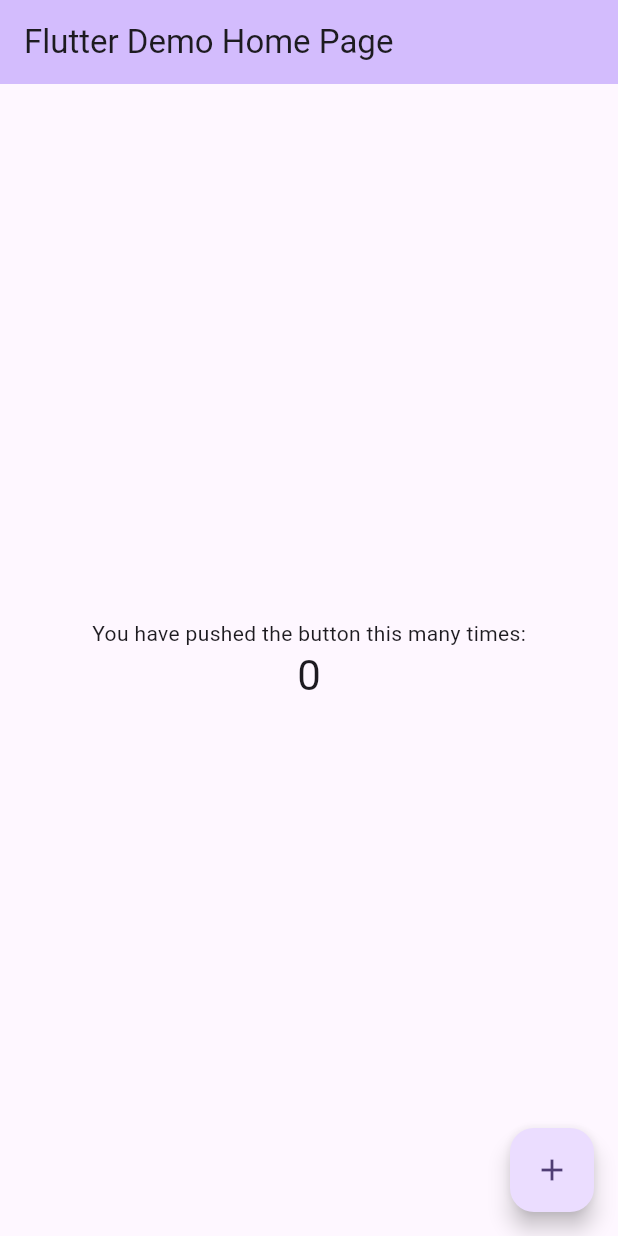
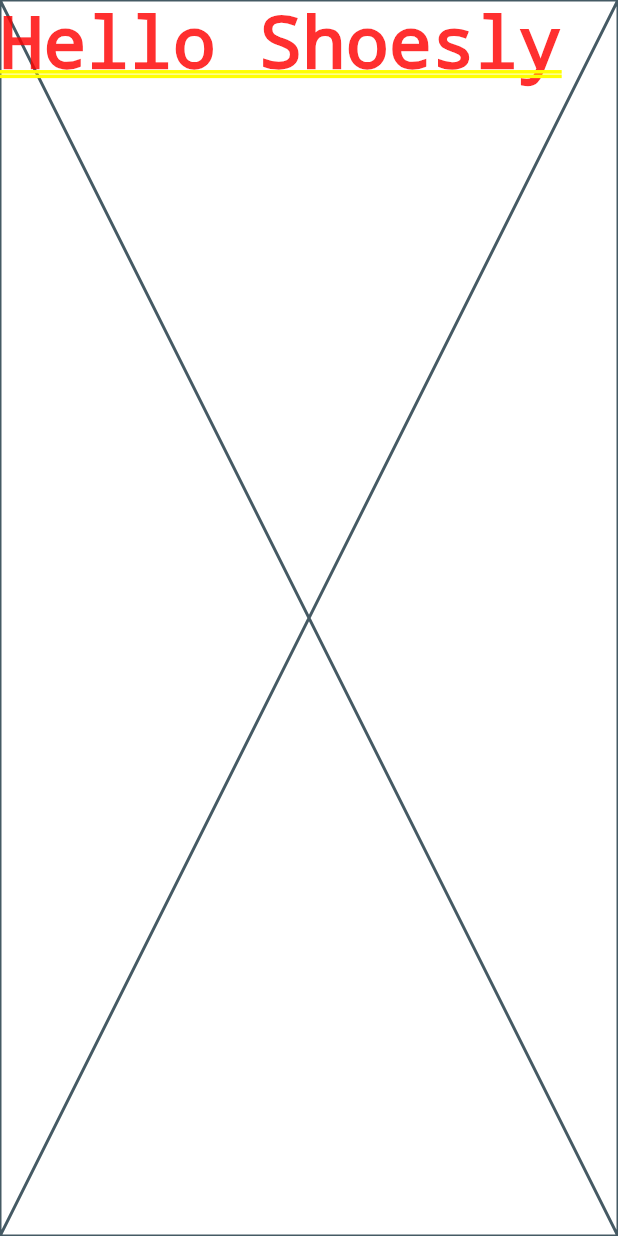
Before and after one commit to krantibaral/shoesly, a Flutter app: the screen it shows after launch, on a phone screen of 412 x 824 dp. Run offline on Flutter 3.47's test engine with Material 3 defaults, Android fonts, the phone set to English and light mode, and no system bars; our stand-ins replace get.

Commit message:
Widgets, View, Constants added

```diff
--- /dev/null
+++ b/lib/constants.dart
@@ -0,0 +1,28 @@
+import 'package:flutter/material.dart';
+
+// TextStyle for large text
+const TextStyle sLargeText = TextStyle(
+  fontSize: 24,
+  color: Color(0xff101010),
+  fontWeight: FontWeight.w700,
+);
+
+//TextStyle for medium text
+const TextStyle sMediumText = TextStyle(
+  fontSize: 20,
+  color: Color(0xff101010),
+  fontWeight: FontWeight.w700,
+);
+
+//TextStyle for smaller text
+const TextStyle sBodyText = TextStyle(
+  fontSize: 16,
+  color: Color(0xff101010),
+  fontWeight: FontWeight.w300,
+);
+
+//Background Color
+const Color backgroundColor = Colors.white;
+
+//Container background color
+const Color containerBackground = Color(0xffe7e7e7);
--- /dev/null
+++ b/lib/home/homeView.dart
@@ -0,0 +1,18 @@
+import 'package:flutter/material.dart';
+
+class HomeView extends StatefulWidget {
+  const HomeView({super.key});
+
+  @override
+  State<HomeView> createState() => _HomeViewState();
+}
+
+class _HomeViewState extends State<HomeView> {
+  @override
+  Widget build(BuildContext context) {
+    return const Placeholder(
+      child: Text('Hello Shoesly')
+    );
+
+  }
+}
--- a/lib/main.dart
+++ b/lib/main.dart
@@ -1,125 +1,38 @@
+
 import 'package:flutter/material.dart';
+import 'package:flutter/services.dart';
+import 'package:get/get.dart';
+import 'package:shoesly/constants.dart';
+import 'package:shoesly/routes/app_pages.dart';
 
 void main() {
-  runApp(const MyApp());
+  WidgetsFlutterBinding.ensureInitialized();
+  runApp(ShoeslyApp());
 }
 
-class MyApp extends StatelessWidget {
-  const MyApp({super.key});
-
-  // This widget is the root of your application.
+class ShoeslyApp extends StatelessWidget {
   @override
   Widget build(BuildContext context) {
-    return MaterialApp(
-      title: 'Flutter Demo',
+    SystemChrome.setPreferredOrientations([
+      DeviceOrientation.portraitUp,
+      DeviceOrientation.portraitDown,
+    ]);
+    return GetMaterialApp(
+      title: "Cake App",
+      initialRoute: AppPages.INITIAL,
       theme: ThemeData(
-        // This is the theme of your application.
-        //
-        // TRY THIS: Try running your application with "flutter run". You'll see
-        // the application has a purple toolbar. Then, without quitting the app,
-        // try changing the seedColor in the colorScheme below to Colors.green
-        // and then invoke "hot reload" (save your changes or press the "hot
-        // reload" button in a Flutter-supported IDE, or press "r" if you used
-        // the command line to start the app).
-        //
-        // Notice that the counter didn't reset back to zero; the application
-        // state is not lost during the reload. To reset the state, use hot
-        // restart instead.
-        //
-        // This works for code too, not just values: Most code changes can be
-        // tested with just a hot reload.
-        colorScheme: ColorScheme.fromSeed(seedColor: Colors.deepPurple),
-        useMaterial3: true,
+        fontFamily: 'Mulish',
+        appBarTheme: const AppBarTheme(
+          backgroundColor: backgroundColor,
+          // iconTheme: IconThemeData(color: primaryColor),
+          // actionsIconTheme: IconThemeData(color: primaryColor),
+          centerTitle: true,
+          elevation: 0,
+          // color: backgroundColor,
+        ),
       ),
-      home: const MyHomePage(title: 'Flutter Demo Home Page'),
+      getPages: AppPages.routes,
+      debugShowCheckedModeBanner: false,
     );
   }
 }
-
-class MyHomePage extends StatefulWidget {
-  const MyHomePage({super.key, required this.title});
-
-  // This widget is the home page of your application. It is stateful, meaning
-  // that it has a State object (defined below) that contains fields that affect
-  // how it looks.
-
-  // This class is the configuration for the state. It holds the values (in this
-  // case the title) provided by the parent (in this case the App widget) and
-  // used by the build method of the State. Fields in a Widget subclass are
-  // always marked "final".
-
-  final String title;
-
-  @override
-  State<MyHomePage> createState() => _MyHomePageState();
-}
-
-class _MyHomePageState extends State<MyHomePage> {
-  int _counter = 0;
-
-  void _incrementCounter() {
-    setState(() {
-      // This call to setState tells the Flutter framework that something has
-      // changed in this State, which causes it to rerun the build method below
-      // so that the display can reflect the updated values. If we changed
-      // _counter without calling setState(), then the build method would not be
-      // called again, and so nothing would appear to happen.
-      _counter++;
-    });
-  }
-
-  @override
-  Widget build(BuildContext context) {
-    // This method is rerun every time setState is called, for instance as done
-    // by the _incrementCounter method above.
-    //
-    // The Flutter framework has been optimized to make rerunning build methods
-    // fast, so that you can just rebuild anything that needs updating rather
-    // than having to individually change instances of widgets.
-    return Scaffold(
-      appBar: AppBar(
-        // TRY THIS: Try changing the color here to a specific color (to
-        // Colors.amber, perhaps?) and trigger a hot reload to see the AppBar
-        // change color while the other colors stay the same.
-        backgroundColor: Theme.of(context).colorScheme.inversePrimary,
-        // Here we take the value from the MyHomePage object that was created by
-        // the App.build method, and use it to set our appbar title.
-        title: Text(widget.title),
-      ),
-      body: Center(
-        // Center is a layout widget. It takes a single child and positions it
-        // in the middle of the parent.
-        child: Column(
-          // Column is also a layout widget. It takes a list of children and
-          // arranges them vertically. By default, it sizes itself to fit its
-          // children horizontally, and tries to be as tall as its parent.
-          //
-          // Column has various properties to control how it sizes itself and
-          // how it positions its children. Here we use mainAxisAlignment to
-          // center the children vertically; the main axis here is the vertical
-          // axis because Columns are vertical (the cross axis would be
-          // horizontal).
-          //
-          // TRY THIS: Invoke "debug painting" (choose the "Toggle Debug Paint"
-          // action in the IDE, or press "p" in the console), to see the
-          // wireframe for each widget.
-          mainAxisAlignment: MainAxisAlignment.center,
-          children: <Widget>[
-            const Text(
-              'You have pushed the button this many times:',
-            ),
-            Text(
-              '$_counter',
-              style: Theme.of(context).textTheme.headlineMedium,
-            ),
-          ],
-        ),
-      ),
-      floatingActionButton: FloatingActionButton(
-        onPressed: _incrementCounter,
-        tooltip: 'Increment',
-        child: const Icon(Icons.add),
-      ), // This trailing comma makes auto-formatting nicer for build methods.
-    );
-  }
-}
--- /dev/null
+++ b/lib/routes/app_pages.dart
@@ -0,0 +1,25 @@
+
+import 'package:get/get.dart';
+import 'package:shoesly/home/homeView.dart';
+
+part 'app_routes.dart';
+
+class AppPages {
+  AppPages._();
+
+  static const INITIAL = Routes.HOME_SCREEN;
+
+  static final routes = [
+    // GetPage(
+    //   name: _Paths.SPLASH_SCREEN,
+    //   page: () =>  SplashScreenView(),
+    //   binding: SplashScreenBinding(),
+    // ),
+      GetPage(
+      name: _Paths.HOME_SCREEN,
+      page: () =>  HomeView(),
+      // binding: HomeBinding(),
+    ),
+
+  ];
+}
--- /dev/null
+++ b/lib/routes/app_routes.dart
@@ -0,0 +1,14 @@
+part of 'app_pages.dart';
+
+
+abstract class Routes {
+  Routes._();
+
+  // static const SPLASH_SCREEN = _Paths.SPLASH_SCREEN;
+  static const HOME_SCREEN = _Paths.HOME_SCREEN;
+}
+
+abstract class _Paths {
+  // static const SPLASH_SCREEN = '/splash-screen';
+  static const HOME_SCREEN = '/home';
+}
--- a/pubspec.yaml
+++ b/pubspec.yaml
@@ -38,6 +38,7 @@ dependencies:
   firebase_core: ^3.0.0
   firebase_analytics: ^11.0.0
   cloud_firestore: ^5.0.0
+  get: ^4.6.6
 
 dev_dependencies:
   flutter_test:
```
Also changed, not shown: lib/home/homeController.dart (added), pubspec.lock, 1 other file.
